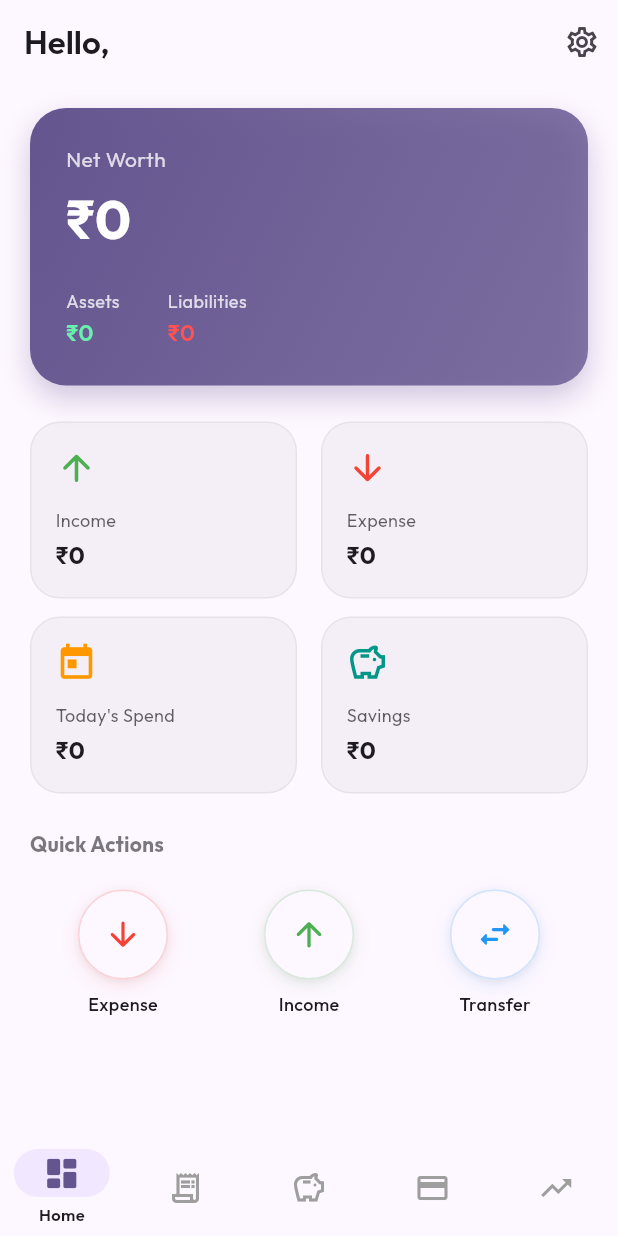
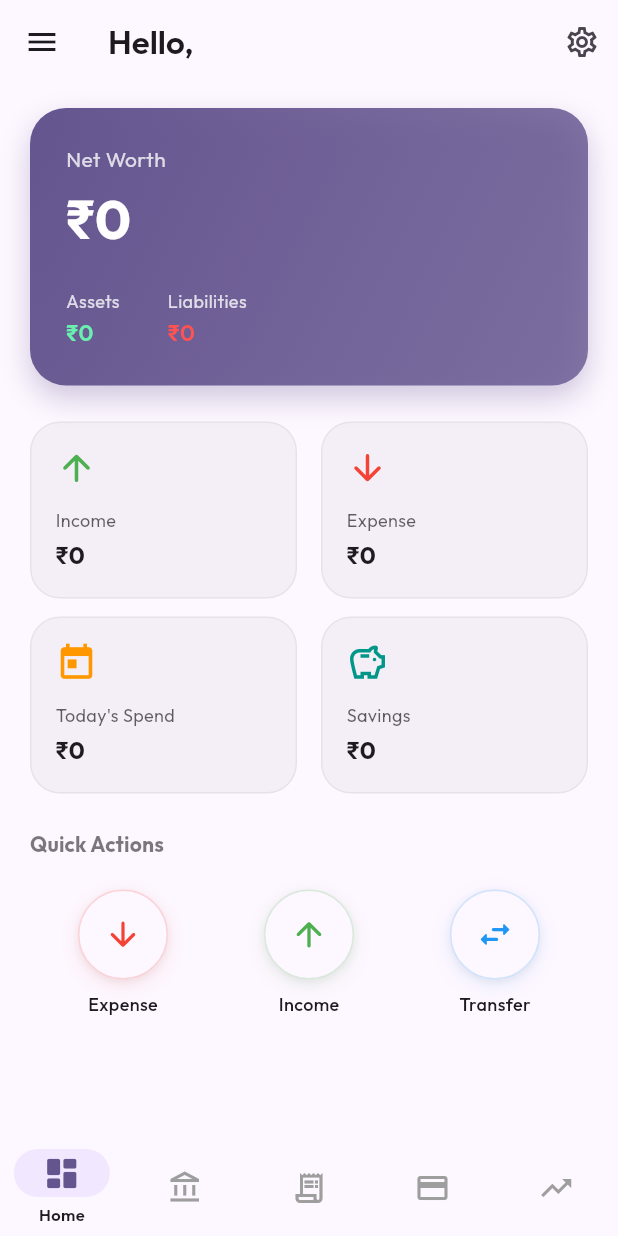
Before and after one commit to avishakdhar/personal_cfo, a Flutter app: the NavigationScreen screen opened directly, on a phone screen of 412 x 824 dp. Run offline on Flutter 3.47's test engine with Material 3 defaults, Android fonts, the phone set to English and light mode, and no system bars; drawn by our look-alikes of flutter_animate; our stand-ins replace csv, file_picker, fl_chart, flutter_local_notifications, flutter_riverpod, google_fonts and 3 more; accounts and stored records are empty.

Commit message:
feat: add drawer access from all nav screens, rename app to FinPilot
- Add global navigationScaffoldKey for drawer access across screens
- Add hamburger menu button to all 5 bottom-nav screens' AppBars
- Move Accounts to bottom nav, Budgets to drawer
- Rename app to 'FinPilot - Your Personal Finance Manager'
- Remove unused AI/camera/voice permissions from AndroidManifest

Co-Authored-By: Claude Sonnet 4.6 <noreply@anthropic.com>

```diff
--- /dev/null
+++ b/lib/core/navigation_key.dart
@@ -0,0 +1,5 @@
+import 'package:flutter/material.dart';
+
+/// Global scaffold key used to open the NavigationScreen drawer
+/// from any bottom-nav screen without circular imports.
+final navigationScaffoldKey = GlobalKey<ScaffoldState>();
--- a/lib/features/accounts/accounts_screen.dart
+++ b/lib/features/accounts/accounts_screen.dart
@@ -6,6 +6,7 @@ import '../../core/providers/app_providers.dart';
 import 'add_account_screen.dart';
 import 'account_detail_screen.dart';
 import '../transactions/transfer_screen.dart';
+import '../../core/navigation_key.dart';
 
 class AccountsScreen extends ConsumerWidget {
   const AccountsScreen({super.key});
@@ -19,6 +20,7 @@ class AccountsScreen extends ConsumerWidget {
     return Scaffold(
       appBar: AppBar(
         title: const Text('Accounts'),
+        leading: IconButton(icon: const Icon(Icons.menu), onPressed: () => navigationScaffoldKey.currentState?.openDrawer()),
         actions: [
           IconButton(
             icon: const Icon(Icons.swap_horiz),
--- a/lib/features/dashboard/dashboard_screen.dart
+++ b/lib/features/dashboard/dashboard_screen.dart
@@ -9,6 +9,7 @@ import '../transactions/add_expense_screen.dart';
 import '../transactions/add_income_screen.dart';
 import '../transactions/transfer_screen.dart';
 import '../settings/settings_screen.dart';
+import '../../core/navigation_key.dart';
 
 class DashboardScreen extends ConsumerWidget {
   const DashboardScreen({super.key});
@@ -25,6 +26,7 @@ class DashboardScreen extends ConsumerWidget {
     return Scaffold(
       appBar: AppBar(
         title: Text('Hello, $userName', style: const TextStyle(fontWeight: FontWeight.w600)),
+        leading: IconButton(icon: const Icon(Icons.menu), onPressed: () => navigationScaffoldKey.currentState?.openDrawer()),
         actions: [
           IconButton(
             icon: const Icon(Icons.settings_outlined),
--- a/lib/features/debts/debts_screen.dart
+++ b/lib/features/debts/debts_screen.dart
@@ -5,6 +5,7 @@ import '../../core/models/debt_model.dart';
 import '../../core/providers/app_providers.dart';
 import 'add_debt_screen.dart';
 import 'debt_calculator_screen.dart';
+import '../../core/navigation_key.dart';
 
 class DebtsScreen extends ConsumerWidget {
   const DebtsScreen({super.key});
@@ -18,6 +19,7 @@ class DebtsScreen extends ConsumerWidget {
     return Scaffold(
       appBar: AppBar(
         title: const Text('Debts & Loans'),
+        leading: IconButton(icon: const Icon(Icons.menu), onPressed: () => navigationScaffoldKey.currentState?.openDrawer()),
         actions: [
           IconButton(
             icon: const Icon(Icons.calculate_outlined),
--- a/lib/features/investments/investments_screen.dart
+++ b/lib/features/investments/investments_screen.dart
@@ -5,6 +5,7 @@ import '../../core/models/investment_model.dart';
 import '../../core/providers/app_providers.dart';
 import 'add_investment_screen.dart';
 import 'add_sip_screen.dart';
+import '../../core/navigation_key.dart';
 
 class InvestmentsScreen extends ConsumerWidget {
   const InvestmentsScreen({super.key});
@@ -16,7 +17,10 @@ class InvestmentsScreen extends ConsumerWidget {
     final invAsync = ref.watch(investmentsProvider);
 
     return Scaffold(
-      appBar: AppBar(title: const Text('Investments')),
+      appBar: AppBar(
+        title: const Text('Investments'),
+        leading: IconButton(icon: const Icon(Icons.menu), onPressed: () => navigationScaffoldKey.currentState?.openDrawer()),
+      ),
       floatingActionButton: Column(
         mainAxisSize: MainAxisSize.min,
         crossAxisAlignment: CrossAxisAlignment.end,
--- a/lib/features/transactions/transactions_screen.dart
+++ b/lib/features/transactions/transactions_screen.dart
@@ -6,6 +6,7 @@ import '../../core/providers/app_providers.dart';
 import 'add_expense_screen.dart';
 import 'add_income_screen.dart';
 import 'edit_transaction_screen.dart';
+import '../../core/navigation_key.dart';
 
 class TransactionsScreen extends ConsumerStatefulWidget {
   const TransactionsScreen({super.key});
@@ -84,6 +85,9 @@ class _TransactionsScreenState extends ConsumerState<TransactionsScreen>
 
     return Scaffold(
       appBar: AppBar(
+        leading: _showSearch
+            ? null
+            : IconButton(icon: const Icon(Icons.menu), onPressed: () => navigationScaffoldKey.currentState?.openDrawer()),
         title: _showSearch
             ? TextField(
                 controller: _searchCtrl,
--- a/lib/main.dart
+++ b/lib/main.dart
@@ -58,7 +58,7 @@ class PersonalCFOApp extends ConsumerWidget {
     final textTheme = GoogleFonts.outfitTextTheme();
 
     return MaterialApp(
-      title: 'FinPilot.ai',
+      title: 'FinPilot - Your Personal Finance Manager',
       debugShowCheckedModeBanner: false,
       themeMode: isDark ? ThemeMode.dark : ThemeMode.light,
       theme: ThemeData(
--- a/lib/navigation_screen.dart
+++ b/lib/navigation_screen.dart
@@ -1,5 +1,6 @@
 import 'package:flutter/material.dart';
 import 'package:flutter_animate/flutter_animate.dart';
+import 'core/navigation_key.dart';
 import 'features/dashboard/dashboard_screen.dart';
 import 'features/accounts/accounts_screen.dart';
 import 'features/transactions/transactions_screen.dart';
@@ -22,11 +23,11 @@ class NavigationScreen extends StatefulWidget {
 class _NavigationScreenState extends State<NavigationScreen> {
   int _selectedIndex = 0;
 
-  // Bottom nav: Home | Transactions | Budgets | Liabilities | Investments
+  // Bottom nav: Home | Accounts | Activity | Liabilities | Investments
   final List<Widget> _screens = [
     const DashboardScreen(),
+    const AccountsScreen(),
     const TransactionsScreen(),
-    const BudgetsScreen(),
     const DebtsScreen(),
     const InvestmentsScreen(),
   ];
@@ -34,6 +35,7 @@ class _NavigationScreenState extends State<NavigationScreen> {
   @override
   Widget build(BuildContext context) {
     return Scaffold(
+      key: navigationScaffoldKey,
       body: AnimatedSwitcher(
         duration: const Duration(milliseconds: 300),
         switchInCurve: Curves.easeOut,
@@ -63,8 +65,8 @@ class _NavigationScreenState extends State<NavigationScreen> {
           backgroundColor: Theme.of(context).colorScheme.surface,
           destinations: const [
             NavigationDestination(icon: Icon(Icons.dashboard_outlined), selectedIcon: Icon(Icons.dashboard_rounded), label: 'Home'),
+            NavigationDestination(icon: Icon(Icons.account_balance_outlined), selectedIcon: Icon(Icons.account_balance_rounded), label: 'Accounts'),
             NavigationDestination(icon: Icon(Icons.receipt_long_outlined), selectedIcon: Icon(Icons.receipt_long_rounded), label: 'Activity'),
-            NavigationDestination(icon: Icon(Icons.savings_outlined), selectedIcon: Icon(Icons.savings_rounded), label: 'Budgets'),
             NavigationDestination(icon: Icon(Icons.credit_card_outlined), selectedIcon: Icon(Icons.credit_card_rounded), label: 'Liabilities'),
             NavigationDestination(icon: Icon(Icons.trending_up_outlined), selectedIcon: Icon(Icons.trending_up_rounded), label: 'Investments'),
           ],
@@ -106,7 +108,7 @@ class _NavigationScreenState extends State<NavigationScreen> {
             ),
           ),
           ...[
-            _drawerTile(Icons.account_balance_outlined, 'Accounts', () => _push(const AccountsScreen())),
+            _drawerTile(Icons.savings_outlined, 'Budgets', () => _push(const BudgetsScreen())),
             _drawerTile(Icons.flag_outlined, 'Goals', () => _push(const GoalsScreen())),
             _drawerTile(Icons.calculate_outlined, 'Debt Calculator', () => _push(const DebtCalculatorScreen())),
             _drawerTile(Icons.repeat_outlined, 'Recurring', () => _push(const RecurringScreen())),
```
Also changed, not shown: 1 other file.
